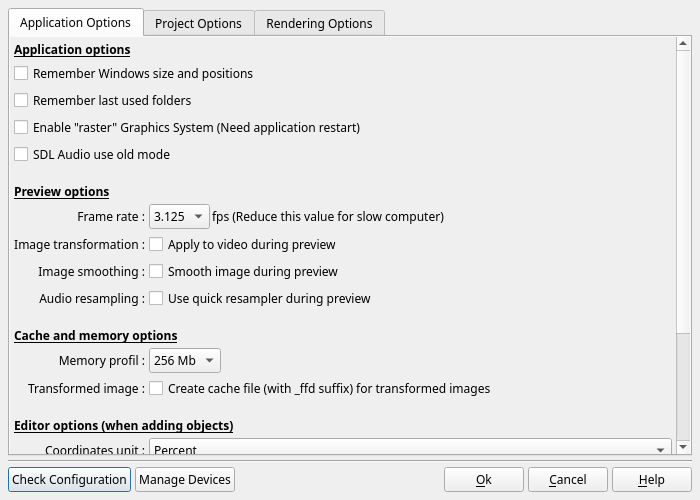
boenki/ffdiaporama, file src/ffDiaporama/DlgApplicationSettings.ui: the form before one commit.
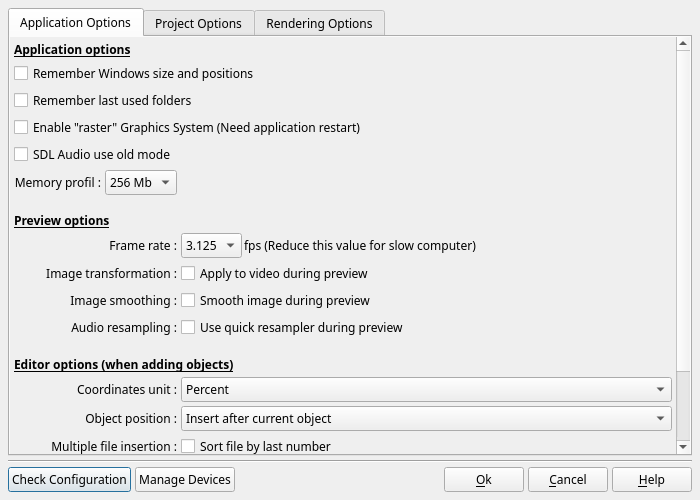
The form after the commit. Icons and pictures are not drawn.

Patch:
```diff
--- a/src/ffDiaporama/DlgApplicationSettings.ui
+++ b/src/ffDiaporama/DlgApplicationSettings.ui
@@ -60,7 +60,7 @@
        <property name="spacing">
         <number>0</number>
        </property>
-       <item row="2" column="0">
+       <item row="1" column="0">
         <widget class="QScrollArea" name="scrollArea_2">
          <property name="frameShape">
           <enum>QFrame::NoFrame</enum>
@@ -73,8 +73,8 @@
            <rect>
             <x>0</x>
             <y>0</y>
-            <width>661</width>
-            <height>520</height>
+            <width>664</width>
+            <height>484</height>
            </rect>
           </property>
           <layout class="QGridLayout" name="gridLayout">
@@ -118,7 +118,7 @@
              </property>
             </widget>
            </item>
-           <item row="5" column="0" colspan="2">
+           <item row="8" column="0" colspan="2">
             <widget class="QLabel" name="label_4">
              <property name="sizePolicy">
               <sizepolicy hsizetype="Preferred" vsizetype="Fixed">
@@ -147,7 +147,7 @@
              </property>
             </widget>
            </item>
-           <item row="6" column="0">
+           <item row="9" column="0">
             <widget class="QLabel" name="label_5">
              <property name="text">
               <string>Frame rate :</string>
@@ -160,7 +160,7 @@
              </property>
             </widget>
            </item>
-           <item row="6" column="1">
+           <item row="9" column="1">
             <layout class="QHBoxLayout" name="horizontalLayout_4">
              <property name="spacing">
               <number>2</number>
@@ -212,7 +212,7 @@
              </item>
             </layout>
            </item>
-           <item row="7" column="0">
+           <item row="10" column="0">
             <widget class="QLabel" name="label_16">
              <property name="text">
               <string>Image transformation :</string>
@@ -222,7 +222,7 @@
              </property>
             </widget>
            </item>
-           <item row="7" column="1">
+           <item row="10" column="1">
             <widget class="QCheckBox" name="ApplyTransfoDuringPreviewCB">
              <property name="toolTip">
               <string>If this box is checked, The effects of transformations will be applied to the images of videos during the preview.</string>
@@ -232,7 +232,7 @@
              </property>
             </widget>
            </item>
-           <item row="13" column="0" colspan="2">
+           <item row="15" column="0" colspan="2">
             <widget class="QLabel" name="label">
              <property name="sizePolicy">
               <sizepolicy hsizetype="Preferred" vsizetype="Fixed">
@@ -261,7 +261,7 @@
              </property>
             </widget>
            </item>
-           <item row="15" column="0">
+           <item row="17" column="0">
             <widget class="QLabel" name="label_2">
              <property name="text">
               <string>Object position :</string>
@@ -274,7 +274,7 @@
              </property>
             </widget>
            </item>
-           <item row="15" column="1">
+           <item row="17" column="1">
             <widget class="QComboBox" name="AppendObjectCB">
              <property name="toolTip">
               <string>Define the position which occupy the new objects in the timeline during the insertions</string>
@@ -291,7 +291,7 @@
              </item>
             </widget>
            </item>
-           <item row="16" column="0">
+           <item row="18" column="0">
             <widget class="QLabel" name="label_26">
              <property name="text">
               <string>Multiple file insertion :</string>
@@ -301,7 +301,7 @@
              </property>
             </widget>
            </item>
-           <item row="16" column="1">
+           <item row="18" column="1">
             <widget class="QCheckBox" name="SortFileCB">
              <property name="toolTip">
               <string>Adjust the way will be sorted out files when you select several files in Add file.</string>
@@ -311,7 +311,7 @@
              </property>
             </widget>
            </item>
-           <item row="23" column="0">
+           <item row="26" column="0">
             <spacer name="verticalSpacer_2">
              <property name="orientation">
               <enum>Qt::Vertical</enum>
@@ -324,7 +324,7 @@
              </property>
             </spacer>
            </item>
-           <item row="17" column="1">
+           <item row="19" column="1">
             <widget class="QCheckBox" name="AskUserToRemove">
              <property name="toolTip">
               <string>If this box is checked, a confirmation will display every time you remove an object</string>
@@ -334,7 +334,7 @@
              </property>
             </widget>
            </item>
-           <item row="17" column="0">
+           <item row="19" column="0">
             <widget class="QLabel" name="label_33">
              <property name="text">
               <string>Object deletion :</string>
@@ -344,7 +344,7 @@
              </property>
             </widget>
            </item>
-           <item row="14" column="0">
+           <item row="16" column="0">
             <widget class="QLabel" name="label_34">
              <property name="text">
               <string>Coordinates unit :</string>
@@ -354,7 +354,7 @@
              </property>
             </widget>
            </item>
-           <item row="14" column="1">
+           <item row="16" column="1">
             <widget class="QComboBox" name="UnitCB">
              <property name="toolTip">
               <string>Select the unit of the coordinates which will be used in properties dialog box</string>
@@ -378,98 +378,7 @@
              </property>
             </widget>
            </item>
-           <item row="20" column="0" colspan="2">
-            <widget class="QLabel" name="label_35">
-             <property name="minimumSize">
-              <size>
-               <width>0</width>
-               <height>30</height>
-              </size>
-             </property>
-             <property name="maximumSize">
-              <size>
-               <width>16777215</width>
-               <height>30</height>
-              </size>
-             </property>
-             <property name="font">
-              <font>
-               <weight>75</weight>
-               <bold>true</bold>
-               <underline>true</underline>
-              </font>
-             </property>
-             <property name="text">
-              <string>Video options</string>
-             </property>
-            </widget>
-           </item>
-           <item row="22" column="1">
-            <widget class="QCheckBox" name="Crop1088To1080CB">
-             <property name="text">
-              <string>Automatically crop 1920x1088 video to 1920x1080</string>
-             </property>
-            </widget>
-           </item>
-           <item row="4" column="0" colspan="2">
-            <widget class="QCheckBox" name="SDLAudioModeCB">
-             <property name="text">
-              <string>SDL Audio use old mode</string>
-             </property>
-            </widget>
-           </item>
-           <item row="11" column="1">
-            <layout class="QHBoxLayout" name="horizontalLayout_16">
-             <item>
-              <widget class="QComboBox" name="MemCacheProfilCB">
-               <item>
-                <property name="text">
-                 <string>256 Mb</string>
-                </property>
-               </item>
-               <item>
-                <property name="text">
-                 <string>512 Mb</string>
-                </property>
-               </item>
-               <item>
-                <property name="text">
-                 <string>1 Gb</string>
-                </property>
-               </item>
-               <item>
-                <property name="text">
-                 <string>2 Gb</string>
-                </property>
-               </item>
-              </widget>
-             </item>
-             <item>
-              <widget class="QLabel" name="MemCacheProfilSpacer">
-               <property name="sizePolicy">
-                <sizepolicy hsizetype="Expanding" vsizetype="Preferred">
-                 <horstretch>0</horstretch>
-                 <verstretch>0</verstretch>
-                </sizepolicy>
-               </property>
-               <property name="text">
-                <string notr="true"/>
-               </property>
-              </widget>
-             </item>
-            </layout>
-           </item>
            <item row="11" column="0">
-            <widget class="QLabel" name="MemCacheProfilLabel">
-             <property name="text">
-              <string>Memory profil :</string>
-             </property>
-             <property name="alignment">
-              <set>Qt::AlignRight|Qt::AlignTrailing|Qt::AlignVCenter</set>
-             </property>
-            </widget>
-           </item>
-           <item row="8" column="0">
             <widget class="QLabel" name="label_42">
              <property name="text">
               <string>Image smoothing :</string>
@@ -479,21 +388,21 @@
              </property>
             </widget>
            </item>
-           <item row="8" column="1">
+           <item row="11" column="1">
             <widget class="QCheckBox" name="SmoothImageDuringPreviewCB">
              <property name="text">
               <string>Smooth image during preview</string>
              </property>
             </widget>
            </item>
-           <item row="9" column="1">
+           <item row="12" column="1">
             <widget class="QCheckBox" name="QuickResamplingPreviewCB">
              <property name="text">
               <string>Use quick resampler during preview</string>
              </property>
             </widget>
            </item>
-           <item row="9" column="0">
+           <item row="12" column="0">
             <widget class="QLabel" name="label_90">
              <property name="text">
               <string>Audio resampling :</string>
@@ -503,36 +412,65 @@
              </property>
             </widget>
            </item>
-           <item row="10" column="0" colspan="2">
-            <widget class="QLabel" name="label_96">
-             <property name="sizePolicy">
-              <sizepolicy hsizetype="Preferred" vsizetype="Fixed">
-               <horstretch>0</horstretch>
-               <verstretch>0</verstretch>
-              </sizepolicy>
-             </property>
-             <property name="minimumSize">
-              <size>
-               <width>0</width>
-               <height>30</height>
-              </size>
-             </property>
-             <property name="font">
-              <font>
-               <weight>75</weight>
-               <bold>true</bold>
-               <underline>true</underline>
-              </font>
-             </property>
+           <item row="4" column="0">
+            <widget class="QCheckBox" name="SDLAudioModeCB">
              <property name="text">
-              <string>Cache and memory options</string>
-             </property>
-             <property name="alignment">
-              <set>Qt::AlignBottom|Qt::AlignLeading|Qt::AlignLeft</set>
+              <string>SDL Audio use old mode</string>
              </property>
             </widget>
            </item>
-           <item row="12" column="0">
+           <item row="5" column="0" colspan="2">
+            <layout class="QHBoxLayout" name="horizontalLayout_16">
+             <item>
+              <widget class="QLabel" name="MemCacheProfilLabel">
+               <property name="text">
+                <string>Memory profil :</string>
+               </property>
+               <property name="alignment">
+                <set>Qt::AlignRight|Qt::AlignTrailing|Qt::AlignVCenter</set>
+               </property>
+              </widget>
+             </item>
+             <item>
+              <widget class="QComboBox" name="MemCacheProfilCB">
+               <item>
+                <property name="text">
+                 <string>256 Mb</string>
+                </property>
+               </item>
+               <item>
+                <property name="text">
+                 <string>512 Mb</string>
+                </property>
+               </item>
+               <item>
+                <property name="text">
+                 <string>1 Gb</string>
+                </property>
+               </item>
+               <item>
+                <property name="text">
+                 <string>2 Gb</string>
+                </property>
+               </item>
+              </widget>
+             </item>
+             <item>
+              <widget class="QLabel" name="MemCacheProfilSpacer">
+               <property name="sizePolicy">
+                <sizepolicy hsizetype="Expanding" vsizetype="Preferred">
+                 <horstretch>0</horstretch>
+                 <verstretch>0</verstretch>
+                </sizepolicy>
+               </property>
+               <property name="text">
+                <string notr="true"/>
+               </property>
+              </widget>
+             </item>
+            </layout>
+           </item>
+           <item row="20" column="0">
             <widget class="QLabel" name="label_97">
              <property name="text">
               <string>Transformed image :</string>
@@ -542,13 +480,30 @@
              </property>
             </widget>
            </item>
-           <item row="12" column="1">
+           <item row="20" column="1">
             <widget class="QCheckBox" name="CacheTransformedImagesCB">
              <property name="text">
               <string>Create cache file (with _ffd suffix) for transformed images</string>
              </property>
             </widget>
            </item>
+           <item row="21" column="0">
+            <widget class="QLabel" name="label_99">
+             <property name="text">
+              <string>Video :</string>
+             </property>
+             <property name="alignment">
+              <set>Qt::AlignRight|Qt::AlignTrailing|Qt::AlignVCenter</set>
+             </property>
+            </widget>
+           </item>
+           <item row="21" column="1">
+            <widget class="QCheckBox" name="Crop1088To1080CB">
+             <property name="text">
+              <string>Automatically crop 1920x1088 video to 1920x1080</string>
+             </property>
+            </widget>
+           </item>
           </layout>
          </widget>
         </widget>
@@ -579,8 +534,8 @@
            <rect>
             <x>0</x>
             <y>0</y>
-            <width>495</width>
-            <height>2034</height>
+            <width>664</width>
+            <height>2054</height>
            </rect>
           </property>
           <layout class="QGridLayout" name="gridLayout_4">
@@ -3032,8 +2987,8 @@
            <rect>
             <x>0</x>
             <y>0</y>
-            <width>379</width>
-            <height>338</height>
+            <width>680</width>
+            <height>415</height>
            </rect>
           </property>
           <layout class="QGridLayout" name="gridLayout_2">
@@ -3503,8 +3458,8 @@
         <string>Manage Devices</string>
        </property>
        <property name="icon">
-        <iconset>
-         <normaloff>SubProjects/ffDiaporamaMMFiler/:/img/db.png</normaloff>SubProjects/ffDiaporamaMMFiler/:/img/db.png</iconset>
+        <iconset resource="../../RSCffDiaporama.qrc">
+         <normaloff>:/img/db.png</normaloff>:/img/db.png</iconset>
        </property>
       </widget>
      </item>
```
